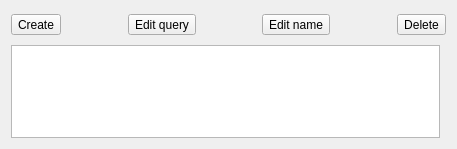
shujaatak/exaro, file apps/designer/designerquerywidget.ui: the form before one commit.
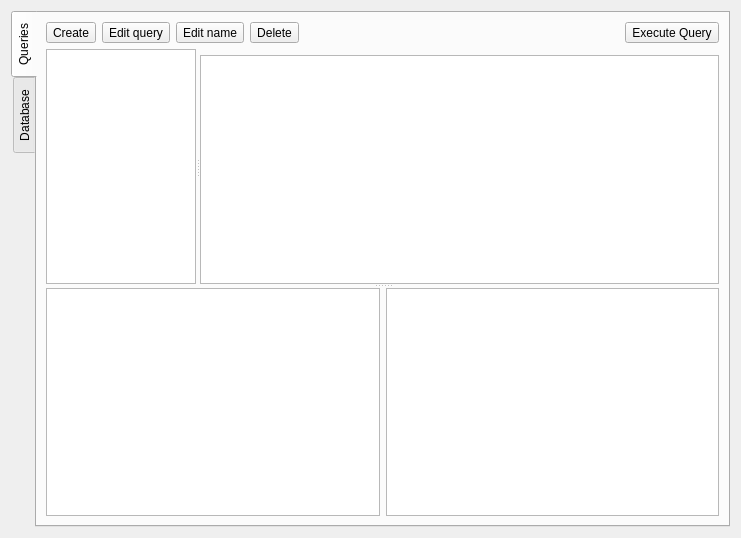
The form after the commit. Icons and pictures are not drawn.

Diff of the .ui file:
```diff
--- a/apps/designer/designerquerywidget.ui
+++ b/apps/designer/designerquerywidget.ui
@@ -1,12 +1,12 @@
 <ui version="4.0" >
  <class>designerQueryWidget</class>
- <widget class="QWidget" name="designerQueryWidget" >
-  <property name="geometry" >
+ <widget class="QWidget" name="designerQueryWidget">
+  <property name="geometry">
    <rect>
     <x>0</x>
     <y>0</y>
-    <width>457</width>
-    <height>149</height>
+    <width>741</width>
+    <height>538</height>
    </rect>
   </property>
   <property name="sizePolicy" >
@@ -18,83 +18,256 @@
   <property name="windowTitle" >
    <string>Querys</string>
   </property>
-  <layout class="QGridLayout" >
-   <item row="0" column="0" colspan="2" >
-    <layout class="QHBoxLayout" >
-     <property name="margin" >
+  <layout class="QGridLayout" name="gridLayout">
+   <item row="0" column="0">
+    <widget class="QTabWidget" name="m_tw">
+     <property name="layoutDirection">
+      <enum>Qt::LeftToRight</enum>
+     </property>
+     <property name="tabPosition">
+      <enum>QTabWidget::West</enum>
+     </property>
+     <property name="currentIndex">
       <number>0</number>
      </property>
-     <item>
-      <widget class="QToolButton" name="m_createButton" >
-       <property name="text" >
-        <string>Create</string>
-       </property>
-      </widget>
-     </item>
-     <item>
-      <spacer>
-       <property name="orientation" >
-        <enum>Qt::Horizontal</enum>
-       </property>
-       <property name="sizeHint" stdset="0" >
-        <size>
-         <width>51</width>
-         <height>28</height>
-        </size>
-       </property>
-      </spacer>
-     </item>
-     <item>
-      <widget class="QToolButton" name="m_editButton" >
-       <property name="text" >
-        <string>Edit query</string>
-       </property>
-      </widget>
-     </item>
-     <item>
-      <spacer name="horizontalSpacer" >
-       <property name="orientation" >
-        <enum>Qt::Horizontal</enum>
-       </property>
-       <property name="sizeHint" stdset="0" >
-        <size>
-         <width>40</width>
-         <height>20</height>
-        </size>
-       </property>
-      </spacer>
-     </item>
-     <item>
-      <widget class="QToolButton" name="m_editName" >
-       <property name="text" >
-        <string>Edit name</string>
-       </property>
-      </widget>
-     </item>
-     <item>
-      <spacer>
-       <property name="orientation" >
-        <enum>Qt::Horizontal</enum>
-       </property>
-       <property name="sizeHint" stdset="0" >
-        <size>
-         <width>51</width>
-         <height>28</height>
-        </size>
-       </property>
-      </spacer>
-     </item>
-     <item>
-      <widget class="QToolButton" name="m_deleteButton" >
-       <property name="text" >
-        <string>Delete</string>
-       </property>
-      </widget>
-     </item>
-    </layout>
-   </item>
-   <item row="1" column="0" >
-    <widget class="QListWidget" name="m_listWidget" />
+     <widget class="QWidget" name="tabQueries">
+      <attribute name="title">
+       <string>Queries</string>
+      </attribute>
+      <layout class="QVBoxLayout" name="verticalLayout_2">
+       <item>
+        <layout class="QHBoxLayout">
+         <property name="margin">
+          <number>0</number>
+         </property>
+         <item>
+          <widget class="QToolButton" name="m_createButton">
+           <property name="toolTip">
+            <string>Add new query</string>
+           </property>
+           <property name="text">
+            <string>Create</string>
+           </property>
+           <property name="icon">
+            <iconset resource="report.qrc">
+             <normaloff>:/images/add.png</normaloff>:/images/add.png</iconset>
+           </property>
+          </widget>
+         </item>
+         <item>
+          <widget class="QToolButton" name="m_editButton">
+           <property name="toolTip">
+            <string>Edit Query</string>
+           </property>
+           <property name="text">
+            <string>Edit query</string>
+           </property>
+           <property name="icon">
+            <iconset resource="report.qrc">
+             <normaloff>:/images/edit.png</normaloff>:/images/edit.png</iconset>
+           </property>
+          </widget>
+         </item>
+         <item>
+          <widget class="QToolButton" name="m_editName">
+           <property name="text">
+            <string>Edit name</string>
+           </property>
+          </widget>
+         </item>
+         <item>
+          <widget class="QToolButton" name="m_deleteButton">
+           <property name="toolTip">
+            <string>Delete Query</string>
+           </property>
+           <property name="text">
+            <string>Delete</string>
+           </property>
+           <property name="icon">
+            <iconset resource="report.qrc">
+             <normaloff>:/images/delete.png</normaloff>:/images/delete.png</iconset>
+           </property>
+          </widget>
+         </item>
+         <item>
+          <spacer name="horizontalSpacer">
+           <property name="orientation">
+            <enum>Qt::Horizontal</enum>
+           </property>
+           <property name="sizeHint" stdset="0">
+            <size>
+             <width>40</width>
+             <height>20</height>
+            </size>
+           </property>
+          </spacer>
+         </item>
+         <item>
+          <widget class="QToolButton" name="bQueryExec">
+           <property name="toolTip">
+            <string>Execute Query</string>
+           </property>
+           <property name="text">
+            <string>Execute Query</string>
+           </property>
+           <property name="icon">
+            <iconset resource="report.qrc">
+             <normaloff>:/images/validate.png</normaloff>:/images/validate.png</iconset>
+           </property>
+          </widget>
+         </item>
+        </layout>
+       </item>
+       <item>
+        <widget class="QSplitter" name="splitter_3">
+         <property name="orientation">
+          <enum>Qt::Vertical</enum>
+         </property>
+         <widget class="QSplitter" name="splitter_2">
+          <property name="orientation">
+           <enum>Qt::Horizontal</enum>
+          </property>
+          <widget class="QListWidget" name="m_listWidget">
+           <property name="sizePolicy">
+            <sizepolicy hsizetype="Expanding" vsizetype="Expanding">
+             <horstretch>0</horstretch>
+             <verstretch>0</verstretch>
+            </sizepolicy>
+           </property>
+           <property name="maximumSize">
+            <size>
+             <width>150</width>
+             <height>16777215</height>
+            </size>
+           </property>
+           <property name="editTriggers">
+            <set>QAbstractItemView::DoubleClicked|QAbstractItemView::EditKeyPressed</set>
+           </property>
+          </widget>
+          <widget class="QWidget" name="layoutWidget">
+           <layout class="QVBoxLayout" name="verticalLayout">
+            <item>
+             <widget class="QFrame" name="frame">
+              <property name="frameShape">
+               <enum>QFrame::StyledPanel</enum>
+              </property>
+              <property name="frameShadow">
+               <enum>QFrame::Raised</enum>
+              </property>
+             </widget>
+            </item>
+            <item>
+             <widget class="QTextEdit" name="editQuery">
+              <property name="sizePolicy">
+               <sizepolicy hsizetype="MinimumExpanding" vsizetype="MinimumExpanding">
+                <horstretch>0</horstretch>
+                <verstretch>0</verstretch>
+               </sizepolicy>
+              </property>
+              <property name="acceptRichText">
+               <bool>false</bool>
+              </property>
+             </widget>
+            </item>
+           </layout>
+          </widget>
+         </widget>
+         <widget class="QWidget" name="layoutWidget">
+          <layout class="QHBoxLayout" name="horizontalLayout">
+           <item>
+            <widget class="QTextEdit" name="queryResultText">
+             <property name="sizePolicy">
+              <sizepolicy hsizetype="Expanding" vsizetype="MinimumExpanding">
+               <horstretch>0</horstretch>
+               <verstretch>0</verstretch>
+              </sizepolicy>
+             </property>
+             <property name="readOnly">
+              <bool>true</bool>
+             </property>
+             <property name="acceptRichText">
+              <bool>false</bool>
+             </property>
+            </widget>
+           </item>
+           <item>
+            <widget class="QTableView" name="queryTable">
+             <property name="sizePolicy">
+              <sizepolicy hsizetype="Expanding" vsizetype="MinimumExpanding">
+               <horstretch>0</horstretch>
+               <verstretch>0</verstretch>
+              </sizepolicy>
+             </property>
+             <property name="alternatingRowColors">
+              <bool>true</bool>
+             </property>
+             <property name="selectionMode">
+              <enum>QAbstractItemView::ContiguousSelection</enum>
+             </property>
+            </widget>
+           </item>
+          </layout>
+         </widget>
+        </widget>
+       </item>
+      </layout>
+     </widget>
+     <widget class="QWidget" name="tabDatabase">
+      <attribute name="title">
+       <string>Database</string>
+      </attribute>
+      <layout class="QGridLayout" name="gridLayout_2">
+       <item row="0" column="0">
+        <layout class="QHBoxLayout" name="horizontalLayout_2">
+         <item>
+          <widget class="QListWidget" name="tablesList">
+           <property name="sizePolicy">
+            <sizepolicy hsizetype="Minimum" vsizetype="Expanding">
+             <horstretch>1</horstretch>
+             <verstretch>0</verstretch>
+            </sizepolicy>
+           </property>
+           <property name="maximumSize">
+            <size>
+             <width>150</width>
+             <height>16777215</height>
+            </size>
+           </property>
+           <property name="sizeIncrement">
+            <size>
+             <width>0</width>
+             <height>0</height>
+            </size>
+           </property>
+           <property name="baseSize">
+            <size>
+             <width>100</width>
+             <height>0</height>
+            </size>
+           </property>
+          </widget>
+         </item>
+         <item>
+          <widget class="QTableView" name="dataTable">
+           <property name="sizePolicy">
+            <sizepolicy hsizetype="MinimumExpanding" vsizetype="Expanding">
+             <horstretch>0</horstretch>
+             <verstretch>0</verstretch>
+            </sizepolicy>
+           </property>
+           <property name="alternatingRowColors">
+            <bool>true</bool>
+           </property>
+           <property name="selectionMode">
+            <enum>QAbstractItemView::ContiguousSelection</enum>
+           </property>
+          </widget>
+         </item>
+        </layout>
+       </item>
+      </layout>
+     </widget>
+    </widget>
    </item>
   </layout>
  </widget>
```
Left out of the diff: 11 changed lines with no effect on the pictures.
